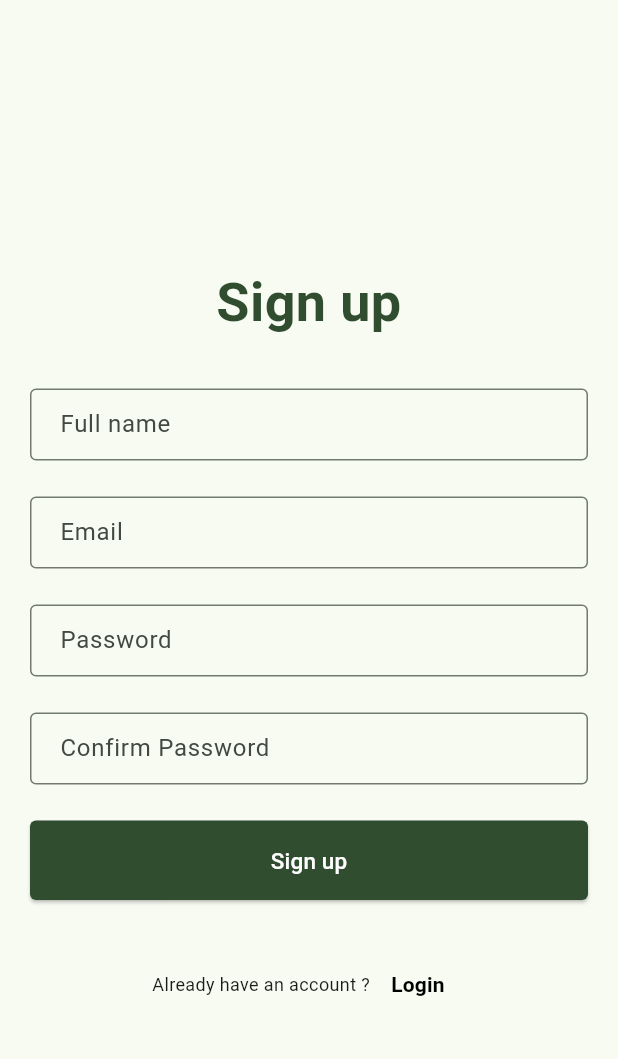
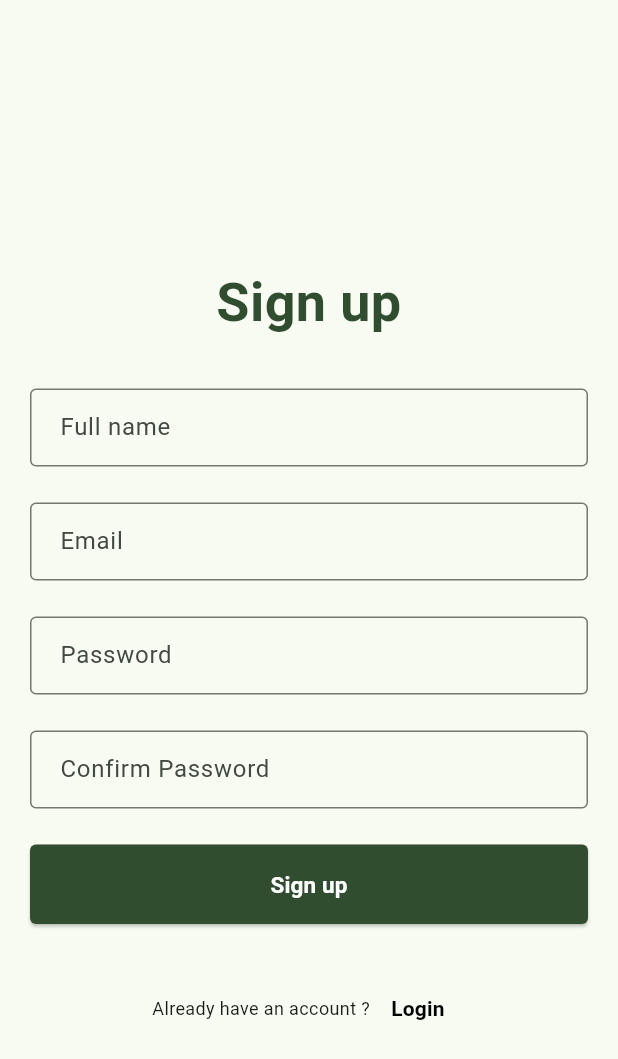
Before and after one commit to Narutchai01/Plant-Diseases-Detec-application, a Flutter app: the screen it shows after launch, on a phone screen of 412 x 824 dp. Shown: the top 1059 px of the screen. Run offline on Flutter 3.47's test engine with Material 3 defaults, Android fonts, the light colour scheme and no system bars.

Commit message:
Signup_final

```diff
--- a/lib/screen/Signup.dart
+++ b/lib/screen/Signup.dart
@@ -73,11 +73,13 @@ class _SignupState extends State<Signup> {
                       shape: RoundedRectangleBorder(
                         borderRadius: BorderRadius.circular(4),
                       ),
+                      minimumSize: Size(double.infinity, 36),
                     ),
                     child: Text(
                       "Sign up",
                       style: TextStyle(
                         fontSize: 15,
+                        fontWeight: FontWeight.bold,
                         color: Colors.white,
                       ),
                     ),
@@ -131,7 +133,7 @@ class _SignupState extends State<Signup> {
           borderSide: BorderSide(color: Color(0xFF304D30)),
           borderRadius: BorderRadius.circular(4),
         ),
-        contentPadding: EdgeInsets.symmetric(vertical: 12, horizontal: 16),
+        contentPadding: EdgeInsets.symmetric(vertical: 14, horizontal: 16),
       ),
     );
   }
```
